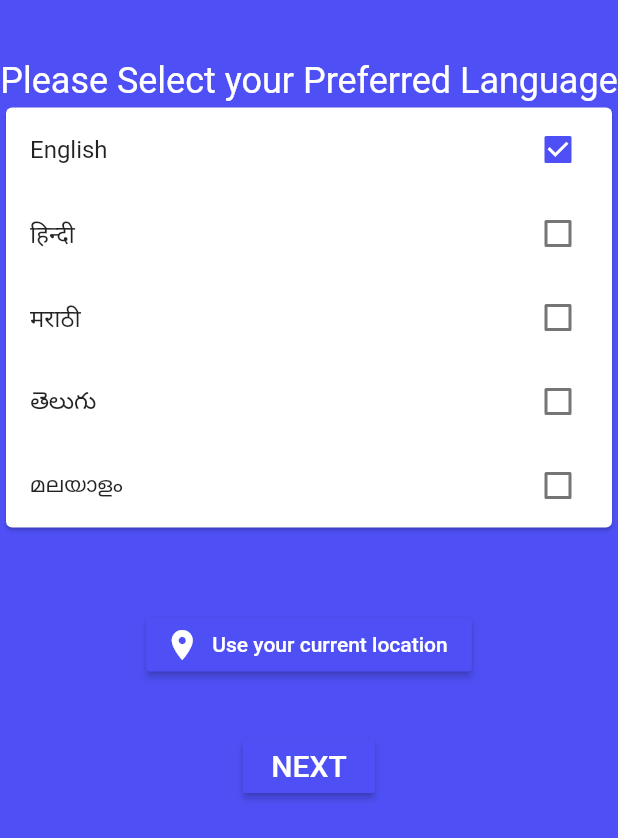
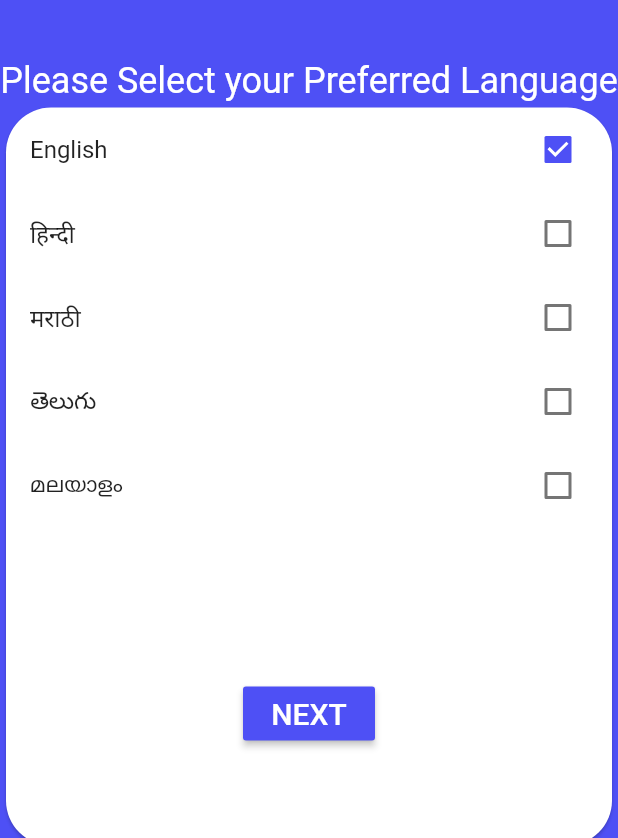
Before and after one commit to pepop99/ShopStock, a Flutter app: the screen it shows after launch, on a phone screen of 412 x 824 dp, the part 398-1236 px from its top. Run offline on Flutter 3.47's test engine with Material 2 defaults, Android fonts, the phone set to English and light mode, and no system bars.

Commit message:
made page scrollable

```diff
--- a/shopstock/lib/signin.dart
+++ b/shopstock/lib/signin.dart
@@ -9,17 +9,17 @@ class signIn extends StatefulWidget {
 class _signInState extends State<signIn> {
   bool english = false;
 
-  void _onEnglish(bool newValue) => setState((){
+  void _onEnglish(bool newValue) => setState(() {
         english = newValue;
       });
 
 //  List<String> languages = ["English", "हिन्दी","मराठी","తెలుగు","മലയാളം"];
   Map<String, bool> langs = {
-  "English" : true,
-  "हिन्दी" : false,
-  "मराठी" : false,
-  "తెలుగు" : false,
-  "മലയാളം" : false,
+    "English": true,
+    "हिन्दी": false,
+    "मराठी": false,
+    "తెలుగు": false,
+    "മലയാളം": false,
   };
   bool _isChecked = true;
   String _currLang = "English";
@@ -29,6 +29,7 @@ class _signInState extends State<signIn> {
     return Container(
       height: double.infinity,
       color: Theme.of(context).primaryColor,
+      child: SingleChildScrollView(
         child: Column(
           children: <Widget>[
             Container(
@@ -55,14 +56,21 @@ class _signInState extends State<signIn> {
               ),
               textAlign: TextAlign.center,
             ),
-          Card(
+            Container(
+              height: 500,
+              child: Card(
+                shape: RoundedRectangleBorder(borderRadius: BorderRadius.circular(30)),
                 color: Colors.white,
-            child: Column(children:
+                child: Column(
+                  children: <Widget>[
+                    Column(
+                      children:
 //              Row(children: <Widget>[
 //                new Checkbox(value: english, onChanged: _onEnglish),
 //
 //              ],),
-              langs.keys.map((String t) => CheckboxListTile(
+                          langs.keys
+                              .map((String t) => CheckboxListTile(
                                     title: new Text(t),
                                     value: langs[t],
                                     onChanged: (bool val) {
@@ -72,25 +80,11 @@ class _signInState extends State<signIn> {
                                       langs[_currLang] = false;
                                       _currLang = t;
                                     },
-              )).toList()
-            ),
+                                  ))
+                              .toList(),
                     ),
                     SizedBox(
-            height: 50,
-          ),
-          RaisedButton.icon(
-              color: Theme.of(context).primaryColor,
-              onPressed: () {},
-              icon: Icon(
-                Icons.location_on,
-                color: Colors.white,
-              ),
-              label: Text(
-                "Use your current location",
-                style: TextStyle(color: Colors.white),
-              )),
-          SizedBox(
-            height: 33,
+                      height: 100,
                     ),
                     RaisedButton(
                       child: Text(
@@ -105,6 +99,26 @@ class _signInState extends State<signIn> {
                     ),
                   ],
                 ),
+              ),
+            ),
+
+//          RaisedButton.icon(
+//              color: Theme.of(context).primaryColor,
+//              onPressed: () {},
+//              icon: Icon(
+//                Icons.location_on,
+//                color: Colors.white,
+//              ),
+//              label: Text(
+//                "Use your current location",
+//                style: TextStyle(color: Colors.white),
+//              )),
+//          SizedBox(
+//            height: 33,
+//          ),
+          ],
+        ),
+      ),
     );
   }
 }
```
Lines whose indentation alone changed are shown as unchanged.
